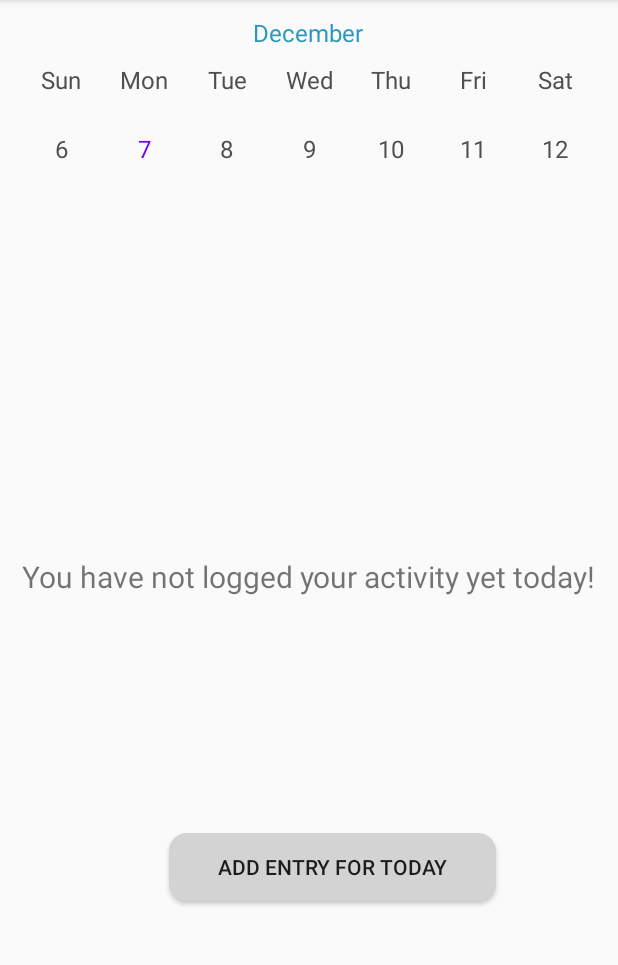
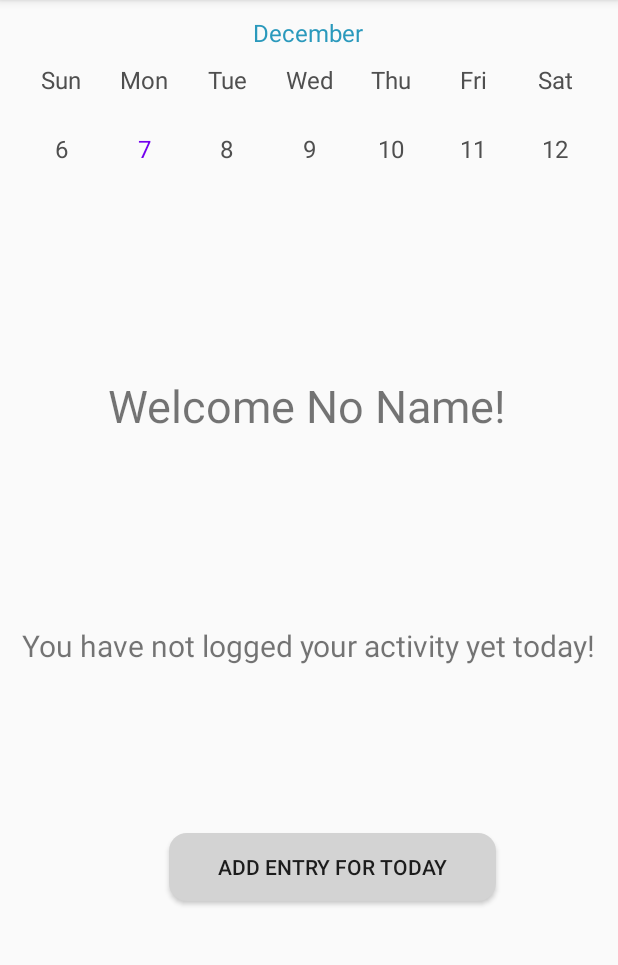
Before and after one commit to byniel/CMSC436Group9DailyJournalApp, an Android app: the fragment HomeFragment shown on its own in the app's theme, on a phone screen of 412 x 824 dp, the part 84-1049 px from its top. Run offline under Robolectric (Android 15) with nearby library versions, the phone set to English and light mode, and no system bars; libraries missing offline, so code that uses them is left out: io.github.inflationx.calligraphy3, io.github.inflationx.viewpump; 1 statement that could not run was skipped.

Commit message:
Add comments

```diff
--- a/DailyJournalGroup9/app/src/main/java/com/example/dailyjournalgroup9/ui/home/HomeFragment.kt
+++ b/DailyJournalGroup9/app/src/main/java/com/example/dailyjournalgroup9/ui/home/HomeFragment.kt
@@ -48,22 +48,19 @@ class HomeFragment : Fragment(), RobotoWeekView.RobotoCalendarListener {
         homeViewModel =
                 ViewModelProviders.of(this).get(HomeViewModel::class.java)
         val root = inflater.inflate(R.layout.fragment_home, container, false)
-//        val textView: TextView = root.findViewById(R.id.text_home)
-//        homeViewModel.text.observe(viewLifecycleOwner, Observer {
-//            textView.text = it
-//        })
+
 
         robotoWeekView = root.findViewById<RobotoWeekView>(R.id.weeklyCalendar)
         robotoWeekView.setRobotoCalendarListener(this)
 
 
-//        val textView = root.findViewById<TextView>(R.id.user_name)
+        val textView = root.findViewById<TextView>(R.id.user_name)
 
         val sharedPreferences = activity?.getSharedPreferences("sharedPrefs", Context.MODE_PRIVATE)
 
         val name = sharedPreferences?.getString("USER_NAME", "No Name").toString()
         Log.i("TAG", name);
-//        textView.text = "Welcome " + name + "!"
+        textView.text = "Welcome " + name + "!"
 
         val log_button = root.findViewById<Button>(R.id.logging_button)
         val welcome_text = root.findViewById<TextView>(R.id.welcome_text)
@@ -75,9 +72,12 @@ class HomeFragment : Fragment(), RobotoWeekView.RobotoCalendarListener {
                 null
             ), dirNameDate + "/"
         )
-        Log.i(null, directory.toString())
+
+        // Read in today's log to see if it exists
         lateinit var today : Entry
         val text = StringBuilder()
+
+        // If entry exists for today, ask user if they want to check the log
         if (directory.exists() && directory.isDirectory) {
             val logfile = File(directory, getResources().getString(R.string.text_file))
             try {
@@ -108,8 +108,6 @@ class HomeFragment : Fragment(), RobotoWeekView.RobotoCalendarListener {
 
             }
 
-
-            //FIX THIS
             today = Entry(emotion.toString(), text.toString(), Date(), false, false)
             log_button.text = getString(R.string.logged_button)
             welcome_text.text = getString(R.string.welcome_logged)
@@ -128,6 +126,8 @@ class HomeFragment : Fragment(), RobotoWeekView.RobotoCalendarListener {
                 }
                 startActivity(logged_activity_intent)
             }
+
+        // Otherwise, let the user add a log for today
         } else {
             log_button.text = getString(R.string.not_logged_button)
             welcome_text.text = getString(R.string.welcome_not_logged)
@@ -142,12 +142,11 @@ class HomeFragment : Fragment(), RobotoWeekView.RobotoCalendarListener {
             }
         }
 
-        //will need to check if there is a record for the user already...if there is, change text
-
-
         return root
     }
 
+    // If the day clicked has an entry, go to the log with the entry
+    // Otherwise, ask the user if they want to add an entry for the given day
     override fun onDayClick(date: Date?) {
         if (robotoWeekView.currentMonth.getDay(date) != null) {
             val intentActivity = Intent(context, LoggedActivity::class.java)
@@ -157,7 +156,6 @@ class HomeFragment : Fragment(), RobotoWeekView.RobotoCalendarListener {
             intentActivity.putExtra("emotion", dayEntry.emotion);
             startActivity(intentActivity)
         } else {
-            // if day is future -> can't log
             val dialogView = LayoutInflater.from(context).inflate(R.layout.logentry_dialog, null)
             val dialogBuilder = AlertDialog.Builder(context)
                 .setView(dialogView)
@@ -175,6 +173,8 @@ class HomeFragment : Fragment(), RobotoWeekView.RobotoCalendarListener {
         }
     }
 
+    // If there is an entry for the day and they hit and hold that day, give them the option to
+    // overwrite the log.
     override fun onDayLongClick(date: Date?) {
         if (robotoWeekView.currentMonth.getDay(date) != null) {
             val dialogView = LayoutInflater.from(context).inflate(R.layout.replaceentry_dialog, null)
@@ -195,10 +195,8 @@ class HomeFragment : Fragment(), RobotoWeekView.RobotoCalendarListener {
     }
 
     override fun onRightButtonClick() {
-        TODO("Not yet implemented")
     }
 
     override fun onLeftButtonClick() {
-        TODO("Not yet implemented")
     }
 }
--- a/DailyJournalGroup9/app/src/main/res/layout/fragment_home.xml
+++ b/DailyJournalGroup9/app/src/main/res/layout/fragment_home.xml
@@ -6,18 +6,18 @@
     android:layout_height="match_parent"
     tools:context=".ui.home.HomeFragment">
 
-    <!--    <TextView-->
-<!--        android:id="@+id/user_name"-->
-<!--        android:layout_width="381dp"-->
-<!--        android:layout_height="47dp"-->
-<!--        android:textAlignment="center"-->
-<!--        android:textSize="30sp"-->
-<!--        app:layout_constraintBottom_toBottomOf="parent"-->
-<!--        app:layout_constraintEnd_toEndOf="parent"-->
-<!--        app:layout_constraintHorizontal_bias="0.466"-->
-<!--        app:layout_constraintStart_toStartOf="parent"-->
-<!--        app:layout_constraintTop_toTopOf="parent"-->
-<!--        app:layout_constraintVertical_bias="0.377" />-->
+    <TextView
+        android:id="@+id/user_name"
+        android:layout_width="381dp"
+        android:layout_height="47dp"
+        android:textAlignment="center"
+        android:textSize="30sp"
+        app:layout_constraintBottom_toBottomOf="parent"
+        app:layout_constraintEnd_toEndOf="parent"
+        app:layout_constraintHorizontal_bias="0.466"
+        app:layout_constraintStart_toStartOf="parent"
+        app:layout_constraintTop_toTopOf="parent"
+        app:layout_constraintVertical_bias="0.347" />
 
     <TextView
         android:id="@+id/welcome_text"
@@ -29,7 +29,8 @@
         app:layout_constraintEnd_toEndOf="parent"
         app:layout_constraintHorizontal_bias="0.48"
         app:layout_constraintStart_toStartOf="parent"
-        app:layout_constraintTop_toTopOf="parent" />
+        app:layout_constraintTop_toTopOf="parent"
+        app:layout_constraintVertical_bias="0.563" />
 
     <Button
         android:id="@+id/logging_button"
```
Also changed, not shown: DailyJournalGroup9/app/src/main/java/com/example/dailyjournalgroup9/ui/calendar/CalendarFragment.kt (+3 -12 lines), DailyJournalGroup9/app/src/main/java/com/example/dailyjournalgroup9/ui/calendar/RobotoCalendarView.java (+15 -62 lines).
